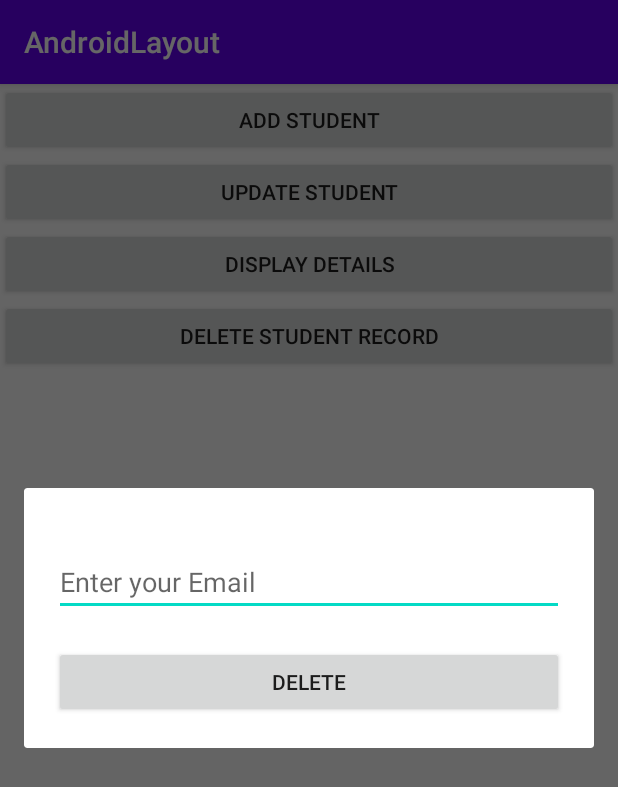
After one commit to sujita-a/AndroidLayout, an Android app: the fragment DeleteFragment placed in its activity, on a phone screen of 412 x 824 dp. The commit adds this screen. Shown: the top 787 px of the screen. Run offline under Robolectric (Android 15) with nearby library versions, the light colour scheme and no system bars.

Commit message:
Fragments added

```diff
--- a/app/build.gradle
+++ b/app/build.gradle
@@ -26,6 +26,7 @@ dependencies {
     implementation fileTree(dir: "libs", include: ["*.jar"])
     implementation 'androidx.appcompat:appcompat:1.2.0'
     implementation 'androidx.constraintlayout:constraintlayout:2.0.1'
+    implementation 'androidx.legacy:legacy-support-v4:1.0.0'
     testImplementation 'junit:junit:4.12'
     androidTestImplementation 'androidx.test.ext:junit:1.1.2'
     androidTestImplementation 'androidx.test.espresso:espresso-core:3.3.0'
--- /dev/null
+++ b/app/src/main/java/edu/tu/androidlayout/activity/HomeActivity.java
@@ -0,0 +1,73 @@
+package edu.tu.androidlayout.activity;
+
+import androidx.appcompat.app.AppCompatActivity;
+
+import android.os.Bundle;
+import android.view.View;
+import android.widget.Button;
+
+import edu.tu.androidlayout.R;
+import edu.tu.androidlayout.fragment.DeleteFragment;
+
+public class HomeActivity extends AppCompatActivity {
+
+    private Button btnAdd, btnDelete, btnUpdate, btnDisplay;
+
+    @Override
+    protected void onCreate(Bundle savedInstanceState) {
+        super.onCreate(savedInstanceState);
+        setContentView(R.layout.activity_home);
+
+        btnAdd = (Button) findViewById(R.id.btn_addstudent);
+        btnDelete = (Button) findViewById(R.id.btn_deletestudentrecord);
+        btnUpdate = (Button) findViewById(R.id.btn_updatestudent);
+        btnDisplay= (Button) findViewById(R.id.btn_displaydetails);
+
+        btnAdd.setOnClickListener(new View.OnClickListener() {
+            @Override
+            public void onClick(View view) {
+                addStudent();
+            }
+        });
+
+        btnDelete.setOnClickListener(new View.OnClickListener() {
+            @Override
+            public void onClick(View view) {
+                deleteStudent();
+            }
+        });
+
+        btnDisplay.setOnClickListener(new View.OnClickListener() {
+            @Override
+            public void onClick(View view) {
+                displayStudent();
+            }
+        });
+
+        btnUpdate.setOnClickListener(new View.OnClickListener() {
+            @Override
+            public void onClick(View view) {
+                updateStudent();
+            }
+        });
+
+
+    }
+
+    private void addStudent(){
+
+    }
+
+    private void updateStudent(){
+
+    }
+
+    private void deleteStudent(){
+        DeleteFragment dltfragment = DeleteFragment.newInstance(" ", " ");
+        dltfragment.show(getSupportFragmentManager(),dltfragment.getTag());
+    }
+
+    private void displayStudent(){
+
+    }
+}
--- a/app/src/main/java/edu/tu/androidlayout/LifeCycleActivity.java
+++ b/app/src/main/java/edu/tu/androidlayout/activity/LifeCycleActivity.java
@@ -1,4 +1,4 @@
-package edu.tu.androidlayout;
+package edu.tu.androidlayout.activity;
 
 import androidx.appcompat.app.AppCompatActivity;
 
@@ -7,6 +7,8 @@ import android.os.Bundle;
 import android.util.Log;
 import android.view.View;
 import android.widget.Button;
+
+import edu.tu.androidlayout.R;
 
 public class LifeCycleActivity extends AppCompatActivity {
 
--- /dev/null
+++ b/app/src/main/java/edu/tu/androidlayout/fragment/DeleteFragment.java
@@ -0,0 +1,133 @@
+package edu.tu.androidlayout.fragment;
+
+import android.app.Dialog;
+import android.graphics.Color;
+import android.graphics.drawable.ColorDrawable;
+import android.os.Bundle;
+
+import androidx.annotation.NonNull;
+import androidx.annotation.Nullable;
+import androidx.fragment.app.DialogFragment;
+import androidx.fragment.app.Fragment;
+
+import android.text.TextUtils;
+import android.view.Gravity;
+import android.view.LayoutInflater;
+import android.view.View;
+import android.view.ViewGroup;
+import android.view.Window;
+import android.widget.Button;
+import android.widget.EditText;
+import android.widget.LinearLayout;
+import android.widget.Toast;
+
+import edu.tu.androidlayout.R;
+import edu.tu.androidlayout.model.Database;
+
+/**
+ * A simple {@link Fragment} subclass.
+ * Use the {@link DeleteFragment#newInstance} factory method to
+ * create an instance of this fragment.
+ */
+public class DeleteFragment extends DialogFragment{
+
+    // TODO: Rename parameter arguments, choose names that match
+    // the fragment initialization parameters, e.g. ARG_ITEM_NUMBER
+    private static final String ARG_PARAM1 = "param1";
+    private static final String ARG_PARAM2 = "param2";
+
+    // TODO: Rename and change types of parameters
+    private String mParam1;
+    private String mParam2;
+
+    private EditText etEmail;
+    private Button btnDelete;
+
+    public DeleteFragment() {
+        // Required empty public constructor
+    }
+
+    /**
+     * Use this factory method to create a new instance of
+     * this fragment using the provided parameters.
+     *
+     * @param param1 Parameter 1.
+     * @param param2 Parameter 2.
+     * @return A new instance of fragment DeleteFragment.
+     */
+    // TODO: Rename and change types and number of parameters
+    public static DeleteFragment newInstance(String param1, String param2) {
+        DeleteFragment fragment = new DeleteFragment();
+        Bundle args = new Bundle();
+        args.putString(ARG_PARAM1, param1);
+        args.putString(ARG_PARAM2, param2);
+        fragment.setArguments(args);
+        return fragment;
+    }
+
+    @Override
+    public void onCreate(Bundle savedInstanceState) {
+        super.onCreate(savedInstanceState);
+        if (getArguments() != null) {
+            mParam1 = getArguments().getString(ARG_PARAM1);
+            mParam2 = getArguments().getString(ARG_PARAM2);
+        }
+    }
+
+    private void showToast(String s){
+        Toast.makeText(getContext(), s, Toast.LENGTH_SHORT).show();
+    }
+    @Override
+    public View onCreateView(LayoutInflater inflater, ViewGroup container,
+                             Bundle savedInstanceState) {
+        // Inflate the layout for this fragment
+
+        View view = inflater.inflate(R.layout.fragment_delete, container, false);
+        etEmail = view.findViewById(R.id.et_delete_email);
+        btnDelete = view.findViewById(R.id.btn_delete);
+        btnDelete.setOnClickListener(new View.OnClickListener() {
+            @Override
+            public void onClick(View view) {
+                String email = etEmail.getText().toString().trim();
+                if(TextUtils.isEmpty(email)){
+                    showToast("Email Mandatory");
+                    etEmail.requestFocus();
+                }
+                else {
+                    Database database = new Database(getContext());
+                    boolean result = database.deleteValue(email);
+                    if(result)
+                        showToast("Deleted Successfully");
+                    else
+                        showToast("Email does not exist ");
+
+                }
+            }
+        });
+        return view;
+    }
+
+    @NonNull
+    @Override
+    public Dialog onCreateDialog(@Nullable Bundle savedInstanceState) {
+        //return getDialog().getWindow().setLayout(LinearLayout.LayoutParams.MATCH_PARENT, LinearLayout.LayoutParams.WRAP_CONTENT);
+        Dialog dialog = new Dialog(getContext()); dialog.requestWindowFeature(Window.FEATURE_NO_TITLE);
+        Window window = dialog.getWindow();
+        window.setLayout(LinearLayout.LayoutParams.MATCH_PARENT, LinearLayout.LayoutParams.WRAP_CONTENT); // dialog.setContentView(rootView); return dialog;
+        dialog.setCancelable(true);
+        return dialog;
+        //return super.onCreateDialog(savedInstanceState);
+    }
+
+    @Override
+    public void onStart() {
+        super.onStart();
+        Dialog dialog = getDialog();
+        if (dialog != null)
+        {
+            dialog.getWindow().setGravity(Gravity.CENTER);
+            dialog.getWindow().setLayout(ViewGroup.LayoutParams.MATCH_PARENT, ViewGroup.LayoutParams.WRAP_CONTENT);
+            //dialog.getWindow().setBackgroundDrawable(new ColorDrawable(Color.TRANSPARENT));
+        }
+    }
+}
--- /dev/null
+++ b/app/src/main/res/layout/activity_home.xml
@@ -0,0 +1,35 @@
+<?xml version="1.0" encoding="utf-8"?>
+<LinearLayout xmlns:android="http://schemas.android.com/apk/res/android"
+    xmlns:app="http://schemas.android.com/apk/res-auto"
+    xmlns:tools="http://schemas.android.com/tools"
+    android:layout_width="match_parent"
+    android:layout_height="match_parent"
+    android:orientation="vertical"
+    tools:context=".activity.HomeActivity">
+
+    <Button
+        android:layout_width="match_parent"
+        android:layout_height="wrap_content"
+        android:text="Add Student"
+        android:id="@+id/btn_addstudent" />
+
+    <Button
+        android:layout_width="match_parent"
+        android:layout_height="wrap_content"
+        android:text="Update Student"
+        android:id="@+id/btn_updatestudent" />
+
+    <Button
+        android:layout_width="match_parent"
+        android:layout_height="wrap_content"
+        android:text="Display Details"
+        android:id="@+id/btn_displaydetails" />
+
+    <Button
+        android:layout_width="match_parent"
+        android:layout_height="wrap_content"
+        android:text="Delete Student Record"
+        android:id="@+id/btn_deletestudentrecord" />
+
+
+</LinearLayout>
--- a/app/src/main/res/layout/activity_life_cycle.xml
+++ b/app/src/main/res/layout/activity_life_cycle.xml
@@ -4,7 +4,7 @@
     xmlns:tools="http://schemas.android.com/tools"
     android:layout_width="match_parent"
     android:layout_height="match_parent"
-    tools:context=".LifeCycleActivity">
+    tools:context=".activity.LifeCycleActivity">
 
     <Button
         android:id="@+id/activitylogin"
--- a/app/src/main/res/layout/activity_login.xml
+++ b/app/src/main/res/layout/activity_login.xml
@@ -6,7 +6,7 @@
     android:layout_height="match_parent"
     android:orientation="vertical"
     android:padding="5dp"
-    tools:context=".LoginActivity">
+    tools:context=".activity.LoginActivity">
 
     <TextView
         android:layout_width="match_parent"
--- a/app/src/main/res/layout/activity_register.xml
+++ b/app/src/main/res/layout/activity_register.xml
@@ -4,7 +4,7 @@
     xmlns:tools="http://schemas.android.com/tools"
     android:layout_width="match_parent"
     android:layout_height="match_parent"
-    tools:context=".RegisterActivity">
+    tools:context=".activity.RegisterActivity">
 
     <TextView
         android:id="@+id/reg_tv_title"
--- /dev/null
+++ b/app/src/main/res/layout/fragment_delete.xml
@@ -0,0 +1,26 @@
+<?xml version="1.0" encoding="utf-8"?>
+<LinearLayout xmlns:android="http://schemas.android.com/apk/res/android"
+    xmlns:tools="http://schemas.android.com/tools"
+    android:layout_width="match_parent"
+    android:layout_height="wrap_content"
+    android:orientation="vertical"
+    android:padding="20dp"
+    tools:context=".fragment.DeleteFragment">
+
+    <!-- TODO: Update blank fragment layout -->
+    <EditText
+        android:layout_marginTop="20dp"
+        android:layout_width="match_parent"
+        android:layout_height="wrap_content"
+        android:hint="Enter your Email"
+        android:id="@+id/et_delete_email"
+        />
+
+    <Button
+        android:layout_marginTop="20dp"
+        android:layout_width="match_parent"
+        android:layout_height="wrap_content"
+        android:id="@+id/btn_delete"
+        android:text="Delete" />
+
+</LinearLayout>
--- a/app/src/main/res/values/strings.xml
+++ b/app/src/main/res/values/strings.xml
@@ -1,3 +1,5 @@
 <resources>
     <string name="app_name">AndroidLayout</string>
+    <!-- TODO: Remove or change this placeholder text -->
+    <string name="hello_blank_fragment">Hello blank fragment</string>
 </resources>
```
Also changed, not shown: app/src/main/AndroidManifest.xml (+4 -5 lines), app/src/main/java/edu/tu/androidlayout/Database.java (deleted, +0 -64 lines), app/src/main/java/edu/tu/androidlayout/activity/LoginActivity.java (renamed from app/src/main/java/edu/tu/androidlayout/LoginActivity.java, +22 -8 lines), app/src/main/java/edu/tu/androidlayout/activity/RegisterActivity.java (renamed from app/src/main/java/edu/tu/androidlayout/RegisterActivity.java, +15 -8 lines), app/src/main/java/edu/tu/androidlayout/model/Database.java (added, +128 -0 lines), app/src/main/java/edu/tu/androidlayout/model/Details.java (added, +14 -0 lines), app/src/main/java/edu/tu/androidlayout/model/Student.java (renamed from app/src/main/java/edu/tu/androidlayout/Student.java, +14 -1 lines).
